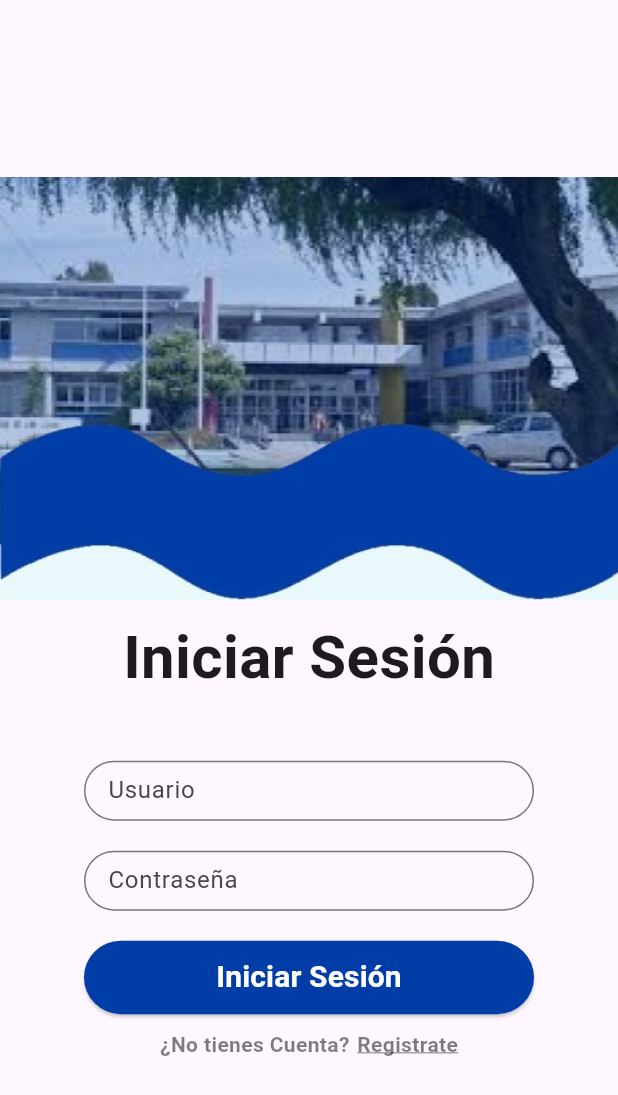
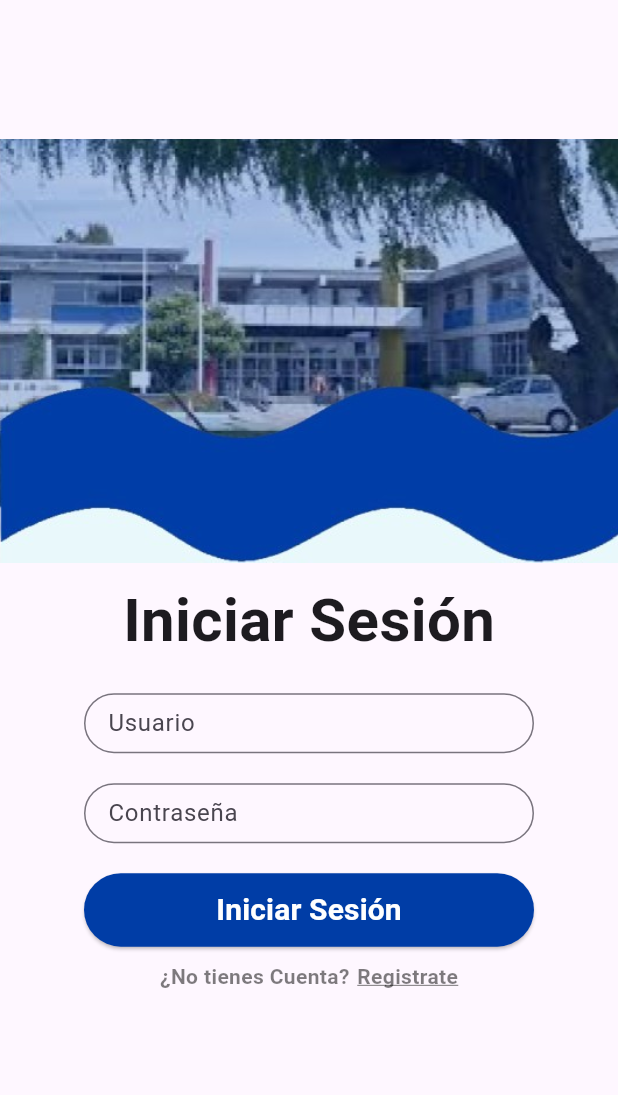
Before and after one commit to Gonzalolo1123/PUM-Parking-Ula-Movil-, a Flutter app: the LogIn screen opened directly, after a tap on "Iniciar Sesión", on a phone screen of 412 x 824 dp. Shown: the top 1095 px of the screen. Run offline on Flutter 3.47's test engine with Material 3 defaults, Android fonts, the phone set to English and light mode, and no system bars.

Commit message:
Pag 2 frontend OK

```diff
--- a/lib/pag2.dart
+++ b/lib/pag2.dart
@@ -1,69 +1,57 @@
 // ignore_for_file: avoid_print
-
 import 'package:flutter/material.dart';
-
 class LogIn extends StatelessWidget {
   const LogIn({super.key});
-
   @override
   Widget build(BuildContext context) {
     return Scaffold(
       body: Center(
         child: Column(
           mainAxisAlignment: MainAxisAlignment.center,
-          crossAxisAlignment: CrossAxisAlignment.center,
           children: [
-            Image.asset(
-              'assets/logo.png',
-            ),
-            Column(
-              crossAxisAlignment: CrossAxisAlignment.center,
-              children: [
+            Image.asset('assets/logo.png'),
             const SizedBox(height: 10.0),
             const Text(
               'Iniciar Sesión',
               style: TextStyle(fontWeight: FontWeight.bold, fontSize: 40),
             ),
-                const SizedBox(height: 40.0),
+            const SizedBox(height: 20.0),
             SizedBox(
-                  width: 300, // Ajusta el ancho según tus necesidades
-                  height: 40, // Ajusta el alto según tus necesidades
+              width: 300,
+              height: 40,
               child: TextFormField(
-                    decoration: const InputDecoration(
+                decoration: InputDecoration(
                   labelText: 'Usuario',
                   border: OutlineInputBorder(
-                          borderRadius: BorderRadius.all(Radius.circular(100))),
+                    borderRadius: BorderRadius.circular(100),
+                  ),
                 ),
               ),
             ),
             const SizedBox(height: 20.0),
             SizedBox(
-                  width: 300, // Ajusta el ancho según tus necesidades
-                  height: 40, // Ajusta el alto según tus necesidades
+              width: 300,
+              height: 40,
               child: TextFormField(
                 obscureText: true,
-                    decoration: const InputDecoration(
+                decoration: InputDecoration(
                   labelText: 'Contraseña',
-                      hintStyle: TextStyle(
-                        fontSize:
-                            15, // Ajusta el tamaño de fuente según tus necesidades
+                  hintStyle: const TextStyle(
+                    fontSize: 15,
                     color: Colors.white,
                     fontWeight: FontWeight.bold,
                   ),
                   border: OutlineInputBorder(
-                          borderRadius: BorderRadius.all(Radius.circular(100))),
+                    borderRadius: BorderRadius.circular(100),
+                  ),
                 ),
               ),
             ),
             const SizedBox(height: 20.0),
             ElevatedButton(
               onPressed: () async {
+                print('¡El botón de inicio de sesión ha sido presionado!');
                 // Agrega la lógica para el botón de Iniciar Sesión
-                    //print('¡El botón de inicio de sesión ha sido presionado!');
-                    Navigator.push(
-                      context,
-                      MaterialPageRoute(builder: (context) => const LogIn()),
-                    );
               },
               style: ElevatedButton.styleFrom(
                 minimumSize: const Size(300, 40),
@@ -73,8 +61,7 @@ class LogIn extends StatelessWidget {
               child: const Text(
                 'Iniciar Sesión',
                 style: TextStyle(
-                      fontSize:
-                          20, // Ajusta el tamaño de fuente según tus necesidades
+                  fontSize: 20,
                   color: Colors.white,
                   fontWeight: FontWeight.bold,
                 ),
@@ -92,16 +79,11 @@ class LogIn extends StatelessWidget {
                     decorationColor: Color.fromARGB(130, 0, 0, 0),
                   ),
                 ),
-                    const SizedBox(width: 5), // Espacio entre los textos
+                const SizedBox(width: 5),
                 GestureDetector(
                   onTap: () {
                     print('registrate click');
-                        /*
-                        Navigator.push(
-                          context,
-                          MaterialPageRoute(builder: (context) => const LogUp()),
-                        );
-                        */
+                    // Agrega la lógica para el botón de Registro
                   },
                   child: const Text(
                     'Registrate',
@@ -115,8 +97,7 @@ class LogIn extends StatelessWidget {
                 ),
               ],
             ),
-              ],
-            ),
+            const SizedBox(height: 70.0),
           ],
         ),
       ),
```
Lines whose indentation alone changed are shown as unchanged.
